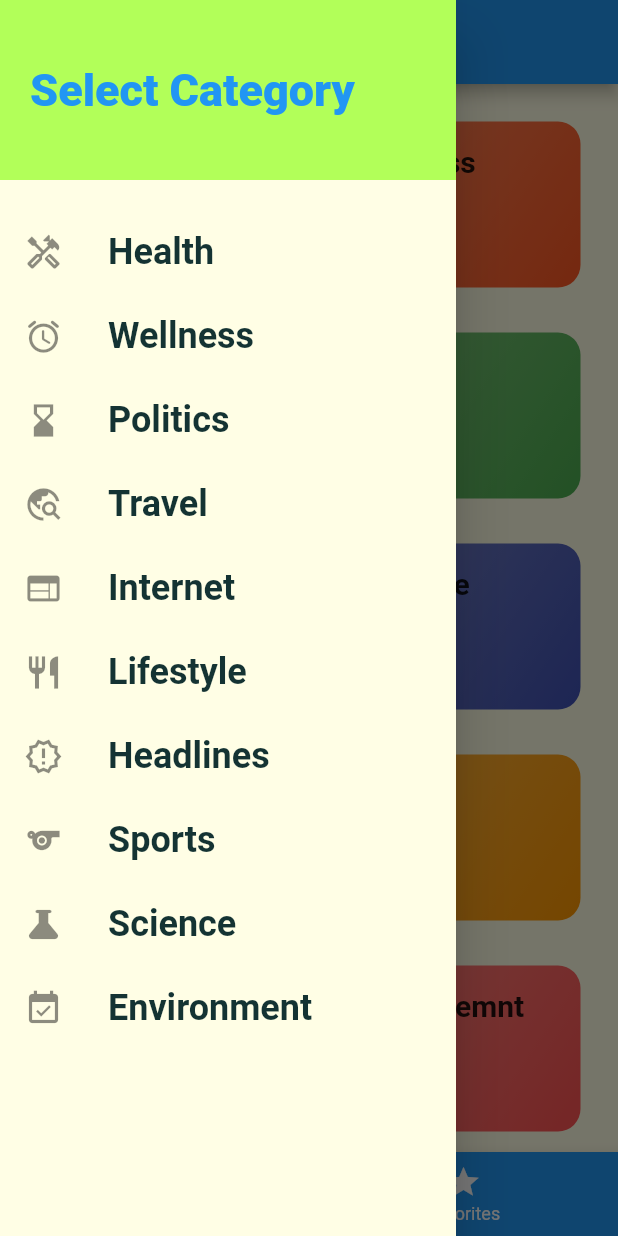
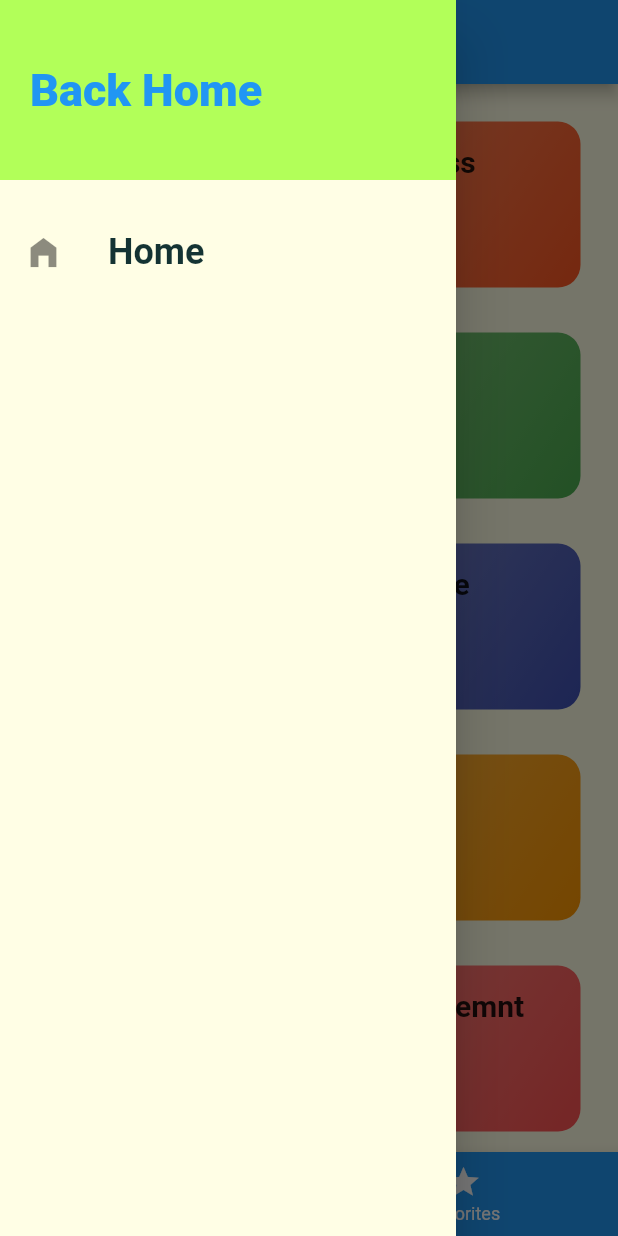
Before and after one commit to sanjibsinha/news_app_extended, a Flutter app: the screen it shows after launch, with the side drawer open, on a phone screen of 412 x 824 dp. Run offline on Flutter 3.47's test engine with Material 2 defaults, Android fonts, the phone set to English and light mode, and no system bars; Roboto replaces fonts that are missing (RobotoCondensed).

Commit message:
kende kokiye

```diff
--- a/lib/controllers/main_drawer.dart
+++ b/lib/controllers/main_drawer.dart
@@ -3,7 +3,7 @@ import 'package:flutter/material.dart';
 class MainDrawer extends StatelessWidget {
   const MainDrawer({Key? key}) : super(key: key);
 
-  Widget buildListTile(String title, IconData icon) {
+  Widget buildListTile(BuildContext context, String title, IconData icon) {
     return ListTile(
       leading: Icon(
         icon,
@@ -12,14 +12,11 @@ class MainDrawer extends StatelessWidget {
       title: Text(
         title,
         style: const TextStyle(
-          fontFamily: 'RobotoCondensed',
           fontSize: 24,
           fontWeight: FontWeight.bold,
         ),
       ),
-      onTap: () {
-        // ...
-      },
+      onTap: () => Navigator.of(context).pushNamed('/'),
     );
   }
 
@@ -35,7 +32,7 @@ class MainDrawer extends StatelessWidget {
             alignment: Alignment.centerLeft,
             color: Colors.lightGreenAccent,
             child: Text(
-              'Select Category',
+              'Back Home',
               style: TextStyle(
                   fontWeight: FontWeight.w900,
                   fontSize: 30,
@@ -46,10 +43,11 @@ class MainDrawer extends StatelessWidget {
             height: 20,
           ),
           buildListTile(
-            'Health',
-            Icons.handyman_outlined,
+            context,
+            'Home',
+            Icons.home_filled,
           ),
-          buildListTile(
+          /* buildListTile(
             'Wellness',
             Icons.access_alarm_rounded,
           ),
@@ -84,7 +82,7 @@ class MainDrawer extends StatelessWidget {
           buildListTile(
             'Environment',
             Icons.event_available,
-          ),
+          ), */
         ],
       ),
     );
--- a/lib/main.dart
+++ b/lib/main.dart
@@ -31,7 +31,7 @@ class MyApp extends StatelessWidget {
       // home: CategoriesScreen(),
       initialRoute: '/', // default is '/'
       routes: {
-        '/': (ctx) => TabsScreen(),
+        '/': (ctx) => const TabsScreen(),
         CategoryNewsScreen.routeName: (ctx) => const CategoryNewsScreen(),
         NewsDetailScreen.routeName: (ctx) => const NewsDetailScreen(),
       },
--- a/lib/views/category_news_screen.dart
+++ b/lib/views/category_news_screen.dart
@@ -1,4 +1,5 @@
 import 'package:flutter/material.dart';
+import 'package:news_app_extended/controllers/main_drawer.dart';
 import '../dummy_data.dart';
 import '../controllers/news_item.dart';
 
@@ -20,6 +21,7 @@ class CategoryNewsScreen extends StatelessWidget {
       appBar: AppBar(
         title: Text(categoryTitle!),
       ),
+      drawer: const MainDrawer(),
       body: ListView.builder(
         itemBuilder: (ctx, index) {
           return NewsItem(
--- a/lib/views/news_detail_screen.dart
+++ b/lib/views/news_detail_screen.dart
@@ -1,4 +1,5 @@
 import 'package:flutter/material.dart';
+import 'package:news_app_extended/controllers/main_drawer.dart';
 import '../dummy_data.dart';
 
 class NewsDetailScreen extends StatelessWidget {
@@ -39,6 +40,7 @@ class NewsDetailScreen extends StatelessWidget {
       appBar: AppBar(
         title: Text(selectedNews.title),
       ),
+      drawer: const MainDrawer(),
       body: SingleChildScrollView(
         child: Column(
           children: <Widget>[
```
